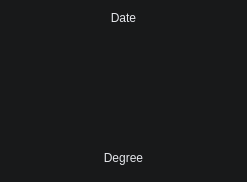
This is src/weatheritem.ui in virtualbugs/OrangeCloud as Qt 5 draws it before an edit. The edited form follows.
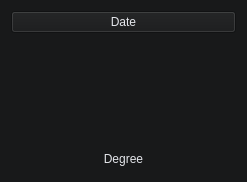
This is the edited form.

Patch:
```diff
--- a/src/weatheritem.ui
+++ b/src/weatheritem.ui
@@ -20,7 +20,7 @@
    <item>
     <layout class="QVBoxLayout" name="day_vlayout" stretch="0,4,1">
      <item>
-      <widget class="QLabel" name="day_date">
+      <widget class="QPushButton" name="day_date">
        <property name="styleSheet">
         <string notr="true">color: rgb(228, 230, 235);
 font: 16pt &quot;Sans Serif&quot;;</string>
@@ -28,9 +28,6 @@
        <property name="text">
         <string>Date</string>
        </property>
-       <property name="alignment">
-        <set>Qt::AlignCenter</set>
-       </property>
       </widget>
      </item>
      <item>
```
